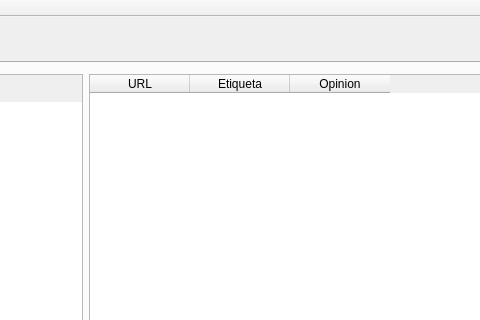
This is Interfaces/UI/view_load_files.ui in adrianvillanueva997/computation_lab_2 as Qt 5 draws it before an edit; both pictures show x 462 to 942 and y 0 to 320 of the 1051 by 704 pixel window. The edited form follows.
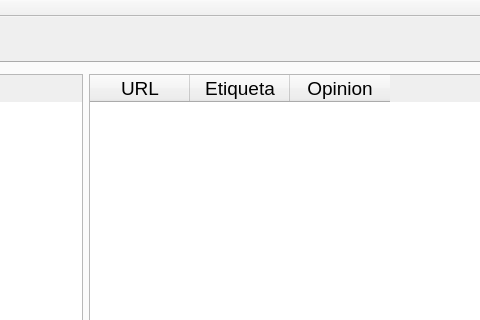
This is the edited form.

```diff
--- a/Interfaces/UI/view_load_files.ui
+++ b/Interfaces/UI/view_load_files.ui
@@ -141,6 +141,11 @@
                             <layout class="QGridLayout" name="gridLayout_2">
                                 <item row="1" column="2">
                                     <widget class="QTableWidget" name="URL_review_tableWidget">
+          <property name="font">
+           <font>
+            <pointsize>14</pointsize>
+           </font>
+          </property>
                                         <column>
                                             <property name="text">
                                                 <string>URL</string>
```
Left out of the diff: 42 changed lines with no effect on the pictures. Lines whose indentation alone changed are shown as unchanged.
